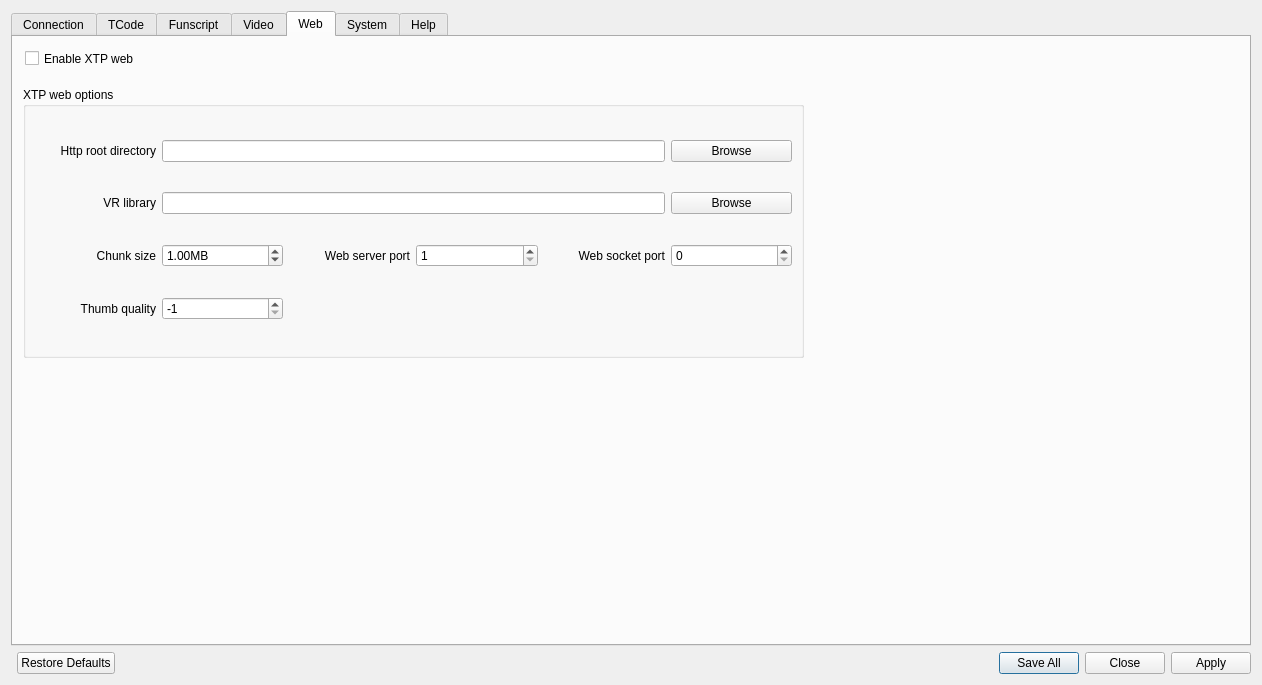
First picture: the form in src/settings.ui, repository jcfain/XTPlayer, before the edit.
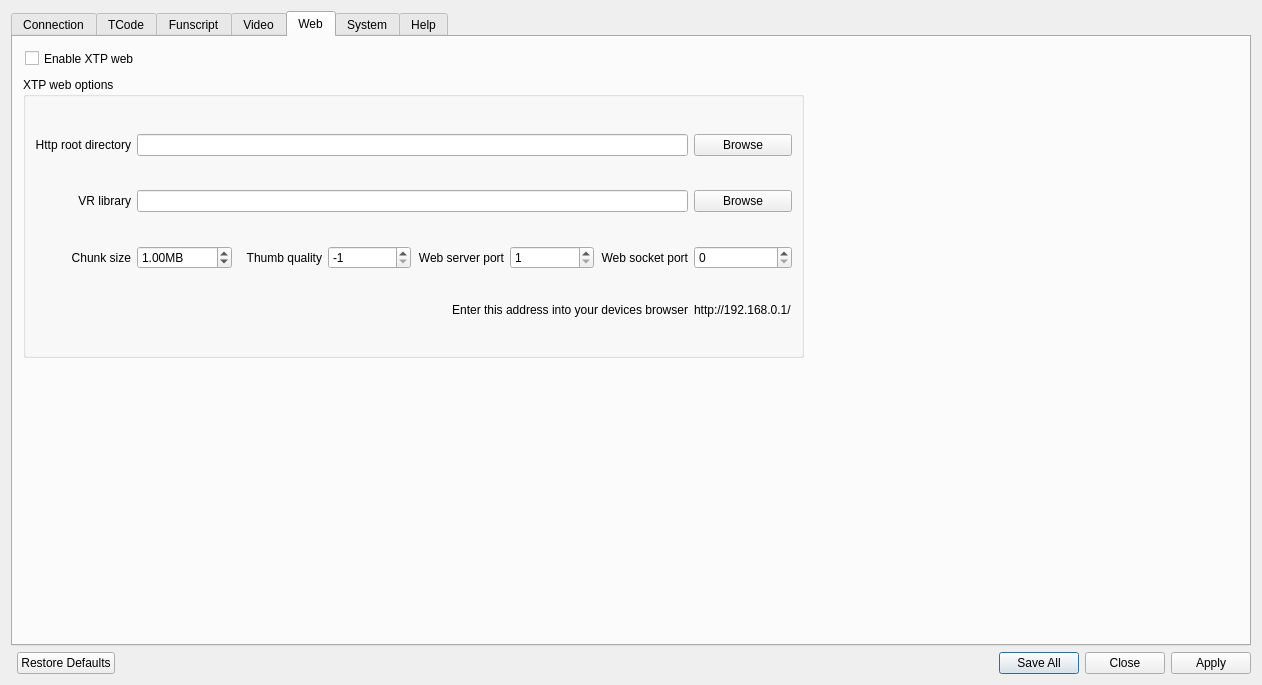
Second picture: the form after the edit. The open tabs and pages were chosen to show the change. Icons and pictures are not drawn.

Commit message:
Adding links to local web server
Made library update when hide show VR/lone funscrips change

```diff
--- a/src/settings.ui
+++ b/src/settings.ui
@@ -42,6 +42,12 @@
      <property name="enabled">
       <bool>true</bool>
      </property>
+     <property name="sizePolicy">
+      <sizepolicy hsizetype="Minimum" vsizetype="MinimumExpanding">
+       <horstretch>0</horstretch>
+       <verstretch>0</verstretch>
+      </sizepolicy>
+     </property>
      <property name="currentIndex">
       <number>0</number>
      </property>
@@ -752,62 +758,15 @@
        <property name="geometry">
         <rect>
          <x>10</x>
-         <y>50</y>
+         <y>40</y>
          <width>781</width>
-         <height>271</height>
+         <height>281</height>
         </rect>
        </property>
        <property name="title">
         <string>XTP web options</string>
        </property>
        <layout class="QGridLayout" name="gridLayout_6">
-        <item row="3" column="4">
-         <widget class="QLabel" name="label_8">
-          <property name="text">
-           <string>Web socket port</string>
-          </property>
-          <property name="alignment">
-           <set>Qt::AlignRight|Qt::AlignTrailing|Qt::AlignVCenter</set>
-          </property>
-         </widget>
-        </item>
-        <item row="3" column="5">
-         <widget class="QSpinBox" name="webSocketPortSpinBox">
-          <property name="toolTip">
-           <string>0 = auto</string>
-          </property>
-          <property name="maximum">
-           <number>65535</number>
-          </property>
-         </widget>
-        </item>
-        <item row="2" column="1" colspan="4">
-         <widget class="QLineEdit" name="vrLibraryLineEdit">
-          <property name="enabled">
-           <bool>true</bool>
-          </property>
-         </widget>
-        </item>
-        <item row="0" column="0">
-         <widget class="QLabel" name="httpRootLabel">
-          <property name="text">
-           <string>Http root directory</string>
-          </property>
-          <property name="alignment">
-           <set>Qt::AlignRight|Qt::AlignTrailing|Qt::AlignVCenter</set>
-          </property>
-         </widget>
-        </item>
-        <item row="2" column="0">
-         <widget class="QLabel" name="vrLibraryLabel">
-          <property name="text">
-           <string>VR library</string>
-          </property>
-          <property name="alignment">
-           <set>Qt::AlignRight|Qt::AlignTrailing|Qt::AlignVCenter</set>
-          </property>
-         </widget>
-        </item>
         <item row="3" column="0">
          <widget class="QLabel" name="chunkSizeLabel">
           <property name="text">
@@ -818,14 +777,7 @@
           </property>
          </widget>
         </item>
-        <item row="2" column="5">
-         <widget class="QPushButton" name="browseVRLibraryButton">
-          <property name="text">
-           <string>Browse</string>
-          </property>
-         </widget>
-        </item>
-        <item row="3" column="2">
+        <item row="3" column="4">
          <widget class="QLabel" name="label_4">
           <property name="text">
            <string>Web server port</string>
@@ -835,23 +787,79 @@
           </property>
          </widget>
         </item>
-        <item row="3" column="3">
-         <widget class="QSpinBox" name="httpPortSpinBox">
-          <property name="minimum">
-           <number>1</number>
+        <item row="2" column="7">
+         <widget class="QPushButton" name="browseVRLibraryButton">
+          <property name="text">
+           <string>Browse</string>
           </property>
-          <property name="maximum">
-           <number>65535</number>
+         </widget>
+        </item>
+        <item row="0" column="1" colspan="6">
+         <widget class="QLineEdit" name="httpRootLineEdit">
+          <property name="enabled">
+           <bool>true</bool>
           </property>
          </widget>
         </item>
-        <item row="0" column="5">
+        <item row="0" column="7">
          <widget class="QPushButton" name="browseHttpRootButton">
           <property name="text">
            <string>Browse</string>
           </property>
          </widget>
         </item>
+        <item row="3" column="3">
+         <widget class="QSpinBox" name="httpThumbQualitySpinBox">
+          <property name="toolTip">
+           <string>Sets the quality of the thumb nail compression sent to the browser.\nEnter 0 for lowest and 100 for highest. -1 disables compression and sends the image file directly.\nCan be used to improve performance on lower end devices.</string>
+          </property>
+          <property name="minimum">
+           <number>-1</number>
+          </property>
+          <property name="maximum">
+           <number>100</number>
+          </property>
+          <property name="singleStep">
+           <number>5</number>
+          </property>
+          <property name="value">
+           <number>-1</number>
+          </property>
+         </widget>
+        </item>
+        <item row="3" column="2">
+         <widget class="QLabel" name="label_9">
+          <property name="toolTip">
+           <string/>
+          </property>
+          <property name="text">
+           <string>Thumb quality</string>
+          </property>
+          <property name="alignment">
+           <set>Qt::AlignRight|Qt::AlignTrailing|Qt::AlignVCenter</set>
+          </property>
+         </widget>
+        </item>
+        <item row="0" column="0">
+         <widget class="QLabel" name="httpRootLabel">
+          <property name="text">
+           <string>Http root directory</string>
+          </property>
+          <property name="alignment">
+           <set>Qt::AlignRight|Qt::AlignTrailing|Qt::AlignVCenter</set>
+          </property>
+         </widget>
+        </item>
+        <item row="2" column="0">
+         <widget class="QLabel" name="vrLibraryLabel">
+          <property name="text">
+           <string>VR library</string>
+          </property>
+          <property name="alignment">
+           <set>Qt::AlignRight|Qt::AlignTrailing|Qt::AlignVCenter</set>
+          </property>
+         </widget>
+        </item>
         <item row="3" column="1">
          <widget class="QDoubleSpinBox" name="chunkSizeDoubleSpinBox">
           <property name="toolTip">
@@ -870,43 +878,88 @@
           </property>
          </widget>
         </item>
-        <item row="0" column="1" colspan="4">
-         <widget class="QLineEdit" name="httpRootLineEdit">
+        <item row="2" column="1" colspan="6">
+         <widget class="QLineEdit" name="vrLibraryLineEdit">
           <property name="enabled">
            <bool>true</bool>
           </property>
          </widget>
         </item>
-        <item row="4" column="1">
-         <widget class="QSpinBox" name="httpThumbQualitySpinBox">
+        <item row="3" column="7">
+         <widget class="QSpinBox" name="webSocketPortSpinBox">
           <property name="toolTip">
            <string>Sets the quality of the thumb nail compression sent to the browser.\nEnter 0 for lowest and 100 for highest. -1 disables compression and sends the image file directly.\nCan be used to improve performance on lower end devices.</string>
           </property>
+          <property name="maximum">
+           <number>65535</number>
+          </property>
+         </widget>
+        </item>
+        <item row="3" column="5">
+         <widget class="QSpinBox" name="httpPortSpinBox">
           <property name="minimum">
-           <number>-1</number>
+           <number>1</number>
           </property>
           <property name="maximum">
-           <number>100</number>
+           <number>65535</number>
           </property>
-          <property name="singleStep">
-           <number>5</number>
+         </widget>
+        </item>
+        <item row="3" column="6">
+         <widget class="QLabel" name="label_8">
+          <property name="text">
+           <string>Web socket port</string>
           </property>
-          <property name="value">
-           <number>-1</number>
+          <property name="alignment">
+           <set>Qt::AlignRight|Qt::AlignTrailing|Qt::AlignVCenter</set>
           </property>
          </widget>
         </item>
-        <item row="4" column="0">
-         <widget class="QLabel" name="label_9">
-          <property name="toolTip">
-           <string/>
+        <item row="4" column="7">
+         <widget class="QLabel" name="webAddressLinkLabel">
+          <property name="text">
+           <string>http://192.168.0.1/</string>
           </property>
+          <property name="margin">
+           <number>2</number>
+          </property>
+          <property name="openExternalLinks">
+           <bool>true</bool>
+          </property>
+          <property name="textInteractionFlags">
+           <set>Qt::TextBrowserInteraction</set>
+          </property>
+         </widget>
+        </item>
+        <item row="4" column="4" colspan="3">
+         <widget class="QLabel" name="webAddressInstructionsLabel">
+          <property name="sizePolicy">
+           <sizepolicy hsizetype="Preferred" vsizetype="Fixed">
+            <horstretch>0</horstretch>
+            <verstretch>0</verstretch>
+           </sizepolicy>
+          </property>
+          <property name="minimumSize">
+           <size>
+            <width>0</width>
+            <height>0</height>
+           </size>
+          </property>
           <property name="text">
-           <string>Thumb quality</string>
+           <string>Enter this address into your devices browser</string>
           </property>
           <property name="alignment">
            <set>Qt::AlignRight|Qt::AlignTrailing|Qt::AlignVCenter</set>
           </property>
+          <property name="margin">
+           <number>2</number>
+          </property>
+          <property name="openExternalLinks">
+           <bool>true</bool>
+          </property>
+          <property name="textInteractionFlags">
+           <set>Qt::TextBrowserInteraction</set>
+          </property>
          </widget>
         </item>
        </layout>
```
Left out of the diff: 2 changed lines with no effect on the pictures. The commit also changes 8 other files.
